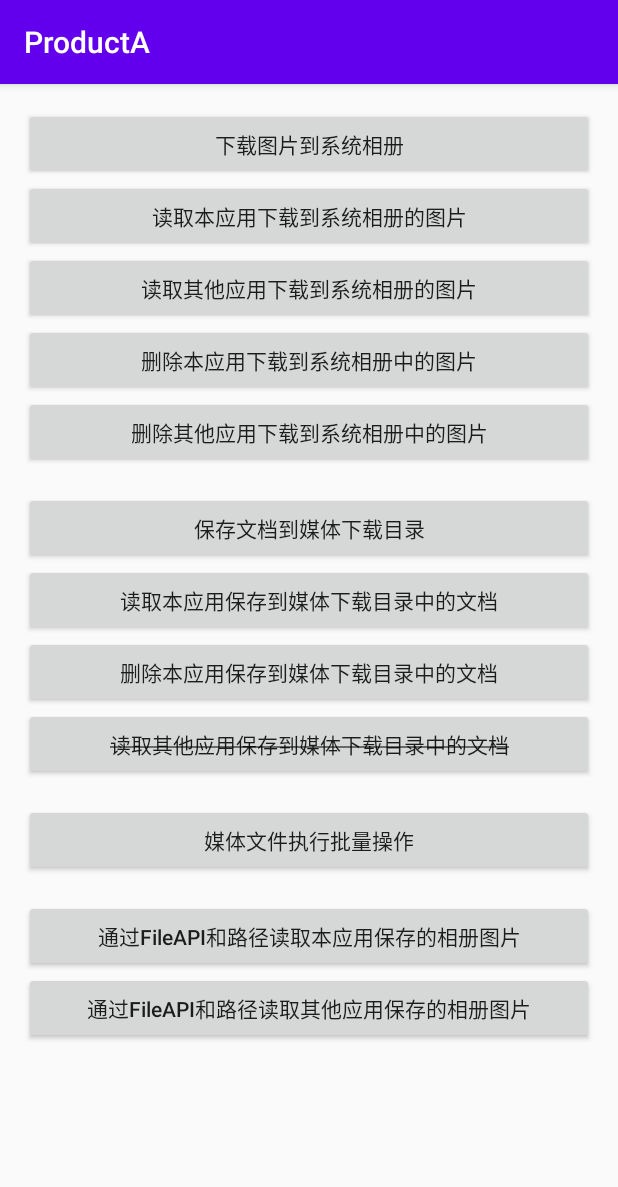
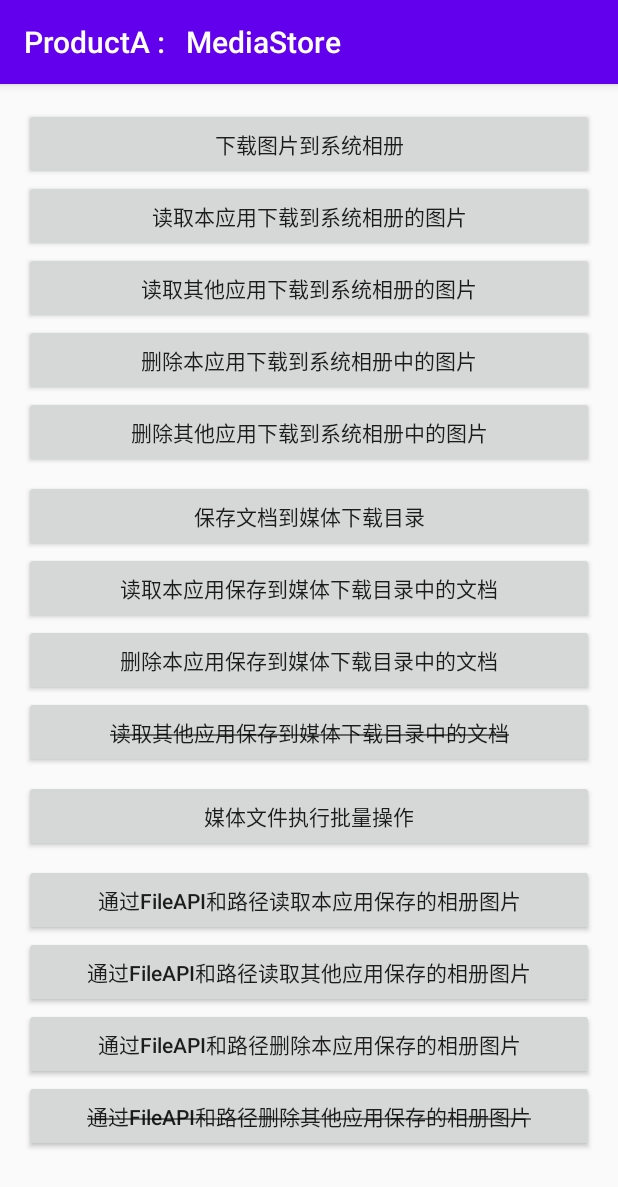
Before and after one commit to jianjunxiao/Adaptation, an Android app: the AccessMediaStoreActivity screen opened directly, with no data from a screen before it, on a phone screen of 412 x 824 dp. Shown: the top 1187 px of the screen. Run offline under Robolectric (Android 15) with nearby library versions, the phone set to English and light mode, and no system bars.

Commit message:
新增SAF

```diff
--- a/app/build.gradle
+++ b/app/build.gradle
@@ -58,4 +58,6 @@ dependencies {
     implementation 'androidx.lifecycle:lifecycle-viewmodel-ktx:2.2.0'
     implementation "androidx.lifecycle:lifecycle-runtime-ktx:2.2.0"
     implementation 'com.github.bumptech.glide:glide:4.11.0'
+
+    implementation 'androidx.documentfile:documentfile:1.0.1'
 }
--- a/app/src/main/AndroidManifest.xml
+++ b/app/src/main/AndroidManifest.xml
@@ -14,7 +14,8 @@
         android:supportsRtl="true"
         android:theme="@style/AppTheme"
         android:usesCleartextTraffic="true">
-        <activity android:name=".AccessPrivateStorageActivity"></activity>
+        <activity android:name=".SAFActivity"></activity>
+        <activity android:name=".AccessPrivateStorageActivity" />
         <activity android:name=".AccessMediaStoreActivity" />
         <activity android:name=".MainActivity">
             <intent-filter>
--- a/app/src/main/res/layout/activity_access_media_store.xml
+++ b/app/src/main/res/layout/activity_access_media_store.xml
@@ -1,12 +1,16 @@
 <?xml version="1.0" encoding="utf-8"?>
-<LinearLayout xmlns:android="http://schemas.android.com/apk/res/android"
+<ScrollView xmlns:android="http://schemas.android.com/apk/res/android"
     xmlns:app="http://schemas.android.com/apk/res-auto"
     xmlns:tools="http://schemas.android.com/tools"
     android:layout_width="match_parent"
     android:layout_height="match_parent"
+    tools:context=".AccessMediaStoreActivity">
+
+    <LinearLayout
+        android:layout_width="match_parent"
+        android:layout_height="wrap_content"
         android:orientation="vertical"
-    android:padding="16dp"
-    tools:context=".AccessMediaStoreActivity">
+        android:padding="16dp">
 
         <Button
             android:id="@+id/btnDownloadImageToAlbum"
@@ -42,8 +46,8 @@
             android:id="@+id/btnDeleteOwnAlbumImage"
             android:layout_width="match_parent"
             android:layout_height="wrap_content"
+            android:text="删除本应用下载到系统相册中的图片"
             android:textAllCaps="false"
-        android:text="删除本应用下载到系统相册中的图片"
             app:layout_constraintBottom_toBottomOf="parent"
             app:layout_constraintLeft_toLeftOf="parent"
             app:layout_constraintRight_toRightOf="parent"
@@ -53,8 +57,8 @@
             android:id="@+id/btnDeleteOtherAlbumImage"
             android:layout_width="match_parent"
             android:layout_height="wrap_content"
+            android:text="删除其他应用下载到系统相册中的图片"
             android:textAllCaps="false"
-        android:text="删除其他应用下载到系统相册中的图片"
             app:layout_constraintBottom_toBottomOf="parent"
             app:layout_constraintLeft_toLeftOf="parent"
             app:layout_constraintRight_toRightOf="parent"
@@ -64,7 +68,7 @@
             android:id="@+id/btnSaveDocumentToMediaDownload"
             android:layout_width="match_parent"
             android:layout_height="wrap_content"
-        android:layout_marginTop="16dp"
+            android:layout_marginTop="8dp"
             android:text="保存文档到媒体下载目录"
             app:layout_constraintBottom_toBottomOf="parent"
             app:layout_constraintLeft_toLeftOf="parent"
@@ -105,7 +109,7 @@
             android:id="@+id/btnMediaStoreBatchOperation"
             android:layout_width="match_parent"
             android:layout_height="wrap_content"
-        android:layout_marginTop="16dp"
+            android:layout_marginTop="8dp"
             android:text="媒体文件执行批量操作"
             app:layout_constraintBottom_toBottomOf="parent"
             app:layout_constraintLeft_toLeftOf="parent"
@@ -116,7 +120,7 @@
             android:id="@+id/btnReadOwnAlbumImageByFileApi"
             android:layout_width="match_parent"
             android:layout_height="wrap_content"
-        android:layout_marginTop="16dp"
+            android:layout_marginTop="8dp"
             android:text="通过FileAPI和路径读取本应用保存的相册图片"
             android:textAllCaps="false"
             app:layout_constraintBottom_toBottomOf="parent"
@@ -134,4 +138,28 @@
             app:layout_constraintLeft_toLeftOf="parent"
             app:layout_constraintRight_toRightOf="parent"
             app:layout_constraintTop_toTopOf="parent" />
+
+        <Button
+            android:id="@+id/btnDeleteOwnAlbumImageByFileApi"
+            android:layout_width="match_parent"
+            android:layout_height="wrap_content"
+            android:text="通过FileAPI和路径删除本应用保存的相册图片"
+            android:textAllCaps="false"
+            app:layout_constraintBottom_toBottomOf="parent"
+            app:layout_constraintLeft_toLeftOf="parent"
+            app:layout_constraintRight_toRightOf="parent"
+            app:layout_constraintTop_toTopOf="parent" />
+
+
+        <Button
+            android:id="@+id/btnDeleteOtherAlbumImageByFileApi"
+            android:layout_width="match_parent"
+            android:layout_height="wrap_content"
+            android:text="通过FileAPI和路径删除其他应用保存的相册图片"
+            android:textAllCaps="false"
+            app:layout_constraintBottom_toBottomOf="parent"
+            app:layout_constraintLeft_toLeftOf="parent"
+            app:layout_constraintRight_toRightOf="parent"
+            app:layout_constraintTop_toTopOf="parent" />
     </LinearLayout>
+</ScrollView>
```
Also changed, not shown: app/src/main/java/com/xiaojianjun/adaptation/AccessMediaStoreActivity.kt (+84 -5 lines), app/src/main/java/com/xiaojianjun/adaptation/MainActivity.kt (+5 -2 lines), app/src/main/java/com/xiaojianjun/adaptation/SAFActivity.kt (added, +179 -0 lines), app/src/main/res/layout/activity_main.xml (+13 -1 lines), app/src/main/res/layout/activity_saf.xml (added, +33 -0 lines), 2 other files. Lines whose indentation alone changed are shown as unchanged.
